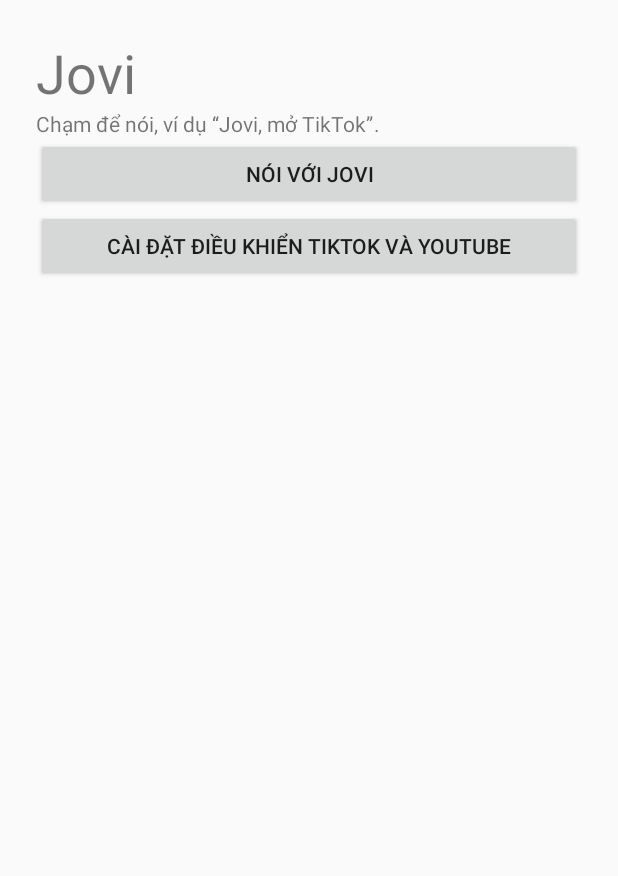
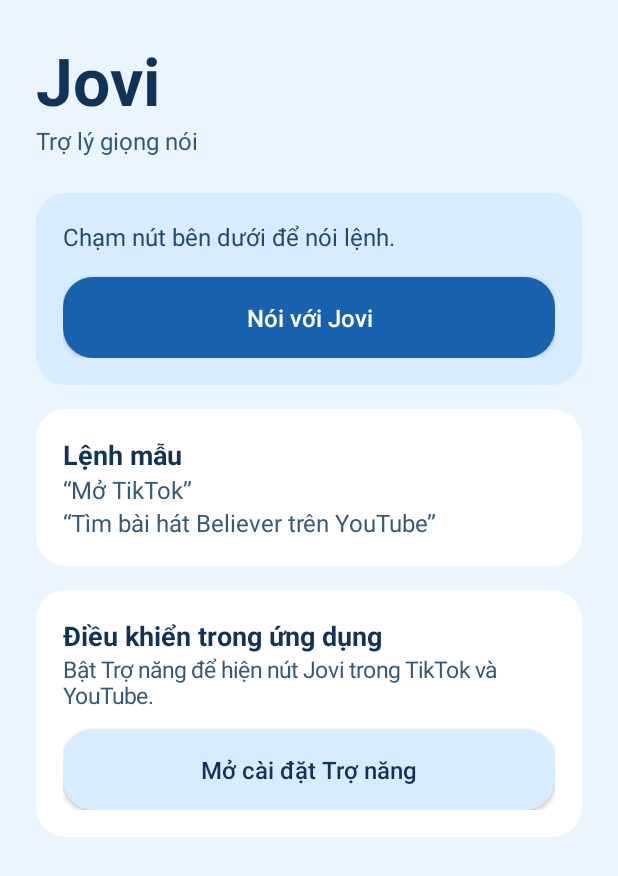
Before and after one commit to lytuk5/AI, an Android app: the screen it shows after launch (MainActivity), on a phone screen of 412 x 824 dp. Shown: the top 876 px of the screen. Run offline under Robolectric (Android 15) with nearby library versions, the phone set to English and light mode, and no system bars.

Commit message:
Jovi 0.4: refresh home screen with a light blue design

```diff
--- a/app/build.gradle
+++ b/app/build.gradle
@@ -10,7 +10,7 @@ android {
         applicationId 'vn.jovi.assistant'
         minSdk 29
         targetSdk 36
-        versionCode 3
-        versionName '0.3'
+        versionCode 4
+        versionName '0.4'
     }
 }
--- a/app/src/main/java/vn/jovi/assistant/MainActivity.java
+++ b/app/src/main/java/vn/jovi/assistant/MainActivity.java
@@ -7,7 +7,12 @@ import android.content.pm.PackageManager;
 import android.os.Bundle;
 import android.net.Uri;
 import android.provider.Settings;
+import android.content.res.ColorStateList;
+import android.graphics.Typeface;
+import android.graphics.drawable.GradientDrawable;
+import android.view.Gravity;
 import android.widget.Button;
+import android.widget.ScrollView;
 import android.widget.LinearLayout;
 import android.widget.TextView;
 
@@ -17,19 +22,34 @@ public final class MainActivity extends Activity {
 
     @Override public void onCreate(Bundle state) {
         super.onCreate(state);
+        ScrollView scroll = new ScrollView(this);
+        scroll.setFillViewport(true);
+        scroll.setBackgroundColor(0xffeaf5ff);
         LinearLayout layout = new LinearLayout(this);
         layout.setOrientation(LinearLayout.VERTICAL);
-        int padding = Math.round(24 * getResources().getDisplayMetrics().density);
-        layout.setPadding(padding, padding, padding, padding);
-        TextView title = new TextView(this);
-        title.setText("Jovi");
-        title.setTextSize(36);
-        layout.addView(title);
-        status = new TextView(this);
-        status.setText("Chạm để nói, ví dụ “Jovi, mở TikTok”.");
-        layout.addView(status);
-        Button listen = new Button(this);
-        listen.setText("Nói với Jovi");
+        layout.setPadding(dp(24), dp(24), dp(24), dp(28));
+        scroll.addView(layout);
+        scroll.setOnApplyWindowInsetsListener((view, insets) -> {
+            if (android.os.Build.VERSION.SDK_INT >= 30) {
+                android.graphics.Insets bars = insets.getInsets(
+                        android.view.WindowInsets.Type.systemBars() | android.view.WindowInsets.Type.displayCutout());
+                view.setPadding(bars.left, bars.top, bars.right, bars.bottom);
+            }
+            return insets;
+        });
+
+        layout.addView(label("Jovi", 44, 0xff123358, true));
+        layout.addView(label("Trợ lý giọng nói", 16, 0xff345878, false));
+
+        LinearLayout voiceCard = card(layout, 24, 0xffd7ecff);
+        status = label("Chạm nút bên dưới để nói lệnh.", 16, 0xff25496c, false);
+        status.setAccessibilityLiveRegion(android.view.View.ACCESSIBILITY_LIVE_REGION_POLITE);
+        voiceCard.addView(status);
+
+        Button listen = action("Nói với Jovi", 0xff1761ae, 0xffffffff);
+        LinearLayout.LayoutParams listenSize = new LinearLayout.LayoutParams(-1, -2);
+        listenSize.topMargin = dp(16);
+        voiceCard.addView(listen, listenSize);
         listen.setOnClickListener(view -> {
             if (checkSelfPermission(Manifest.permission.RECORD_AUDIO) == PackageManager.PERMISSION_GRANTED) {
                 startListening();
@@ -37,12 +57,65 @@ public final class MainActivity extends Activity {
                 requestPermissions(new String[]{Manifest.permission.RECORD_AUDIO}, 1);
             }
         });
-        layout.addView(listen);
-        Button setup = new Button(this);
-        setup.setText("Cài đặt điều khiển TikTok và YouTube");
+
+        LinearLayout examples = card(layout, 16, 0xffffffff);
+        examples.addView(label("Lệnh mẫu", 18, 0xff123358, true));
+        examples.addView(label("“Mở TikTok”", 16, 0xff345878, false));
+        examples.addView(label("“Tìm bài hát Believer trên YouTube”", 16, 0xff345878, false));
+
+        LinearLayout settings = card(layout, 16, 0xffffffff);
+        settings.addView(label("Điều khiển trong ứng dụng", 18, 0xff123358, true));
+        settings.addView(label("Bật Trợ năng để hiện nút Jovi trong TikTok và YouTube.", 15, 0xff345878, false));
+        Button setup = action("Mở cài đặt Trợ năng", 0xffd7ecff, 0xff123358);
+        LinearLayout.LayoutParams setupSize = new LinearLayout.LayoutParams(-1, -2);
+        setupSize.topMargin = dp(12);
+        settings.addView(setup, setupSize);
         setup.setOnClickListener(view -> startActivity(new Intent(Settings.ACTION_ACCESSIBILITY_SETTINGS)));
-        layout.addView(setup);
-        setContentView(layout);
+        setContentView(scroll);
+    }
+
+    private LinearLayout card(LinearLayout parent, int margin, int color) {
+        LinearLayout card = new LinearLayout(this);
+        card.setOrientation(LinearLayout.VERTICAL);
+        card.setPadding(dp(18), dp(18), dp(18), dp(18));
+        card.setBackground(rounded(color));
+        LinearLayout.LayoutParams size = new LinearLayout.LayoutParams(-1, -2);
+        size.topMargin = dp(margin);
+        parent.addView(card, size);
+        return card;
+    }
+
+    private TextView label(String text, int size, int color, boolean bold) {
+        TextView label = new TextView(this);
+        label.setText(text);
+        label.setTextSize(size);
+        label.setTextColor(color);
+        if (bold) label.setTypeface(Typeface.DEFAULT, Typeface.BOLD);
+        return label;
+    }
+
+    private Button action(String text, int color, int textColor) {
+        Button button = new Button(this);
+        button.setAllCaps(false);
+        button.setText(text);
+        button.setTextSize(16);
+        button.setTextColor(textColor);
+        button.setMinHeight(dp(54));
+        button.setGravity(Gravity.CENTER);
+        button.setBackground(new android.graphics.drawable.RippleDrawable(
+                ColorStateList.valueOf(0x33123358), rounded(color), null));
+        return button;
+    }
+
+    private GradientDrawable rounded(int color) {
+        GradientDrawable background = new GradientDrawable();
+        background.setColor(color);
+        background.setCornerRadius(dp(20));
+        return background;
+    }
+
+    private int dp(int value) {
+        return Math.round(value * getResources().getDisplayMetrics().density);
     }
 
     @Override public void onRequestPermissionsResult(int code, String[] permissions, int[] results) {
```
Also changed, not shown: 1 other file.
